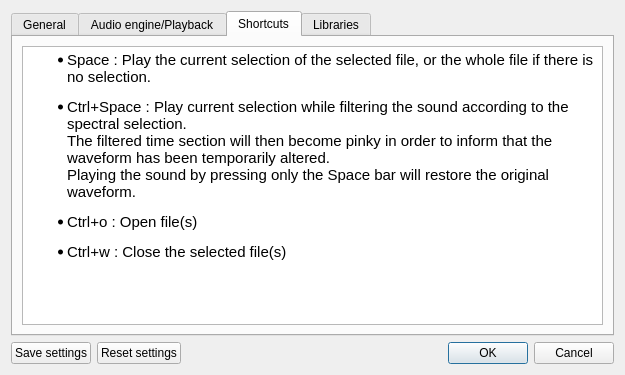
gillesdegottex/dfasma, file src/wdialogsettings.ui: the form before one commit.
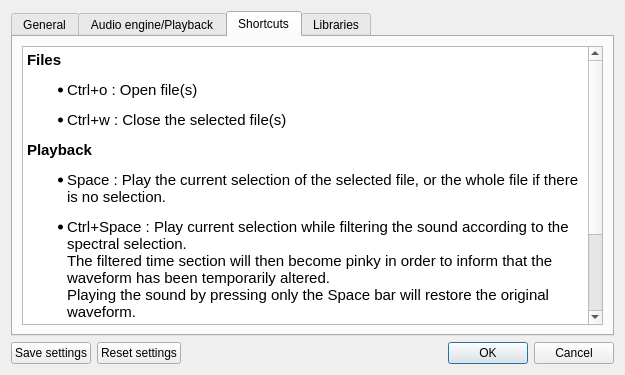
The form after the commit. The open tabs and pages were chosen to show the change.

Commit message: Add selection stretching using control + right click

```diff
--- a/src/wdialogsettings.ui
+++ b/src/wdialogsettings.ui
@@ -217,11 +217,16 @@
 &lt;html&gt;&lt;head&gt;&lt;meta name=&quot;qrichtext&quot; content=&quot;1&quot; /&gt;&lt;style type=&quot;text/css&quot;&gt;
 p, li { white-space: pre-wrap; }
 &lt;/style&gt;&lt;/head&gt;&lt;body style=&quot; font-family:'Ubuntu'; font-size:11pt; font-weight:400; font-style:normal;&quot;&gt;
-&lt;ul style=&quot;margin-top: 0px; margin-bottom: 0px; margin-left: 0px; margin-right: 0px; -qt-list-indent: 1;&quot;&gt;&lt;li style=&quot; margin-top:12px; margin-bottom:12px; margin-left:0px; margin-right:0px; -qt-block-indent:0; text-indent:0px;&quot;&gt;Space : Play the current selection of the selected file, or the whole file if there is no selection.&lt;/li&gt;
-&lt;li style=&quot; margin-top:12px; margin-bottom:12px; margin-left:0px; margin-right:0px; -qt-block-indent:0; text-indent:0px;&quot;&gt;Ctrl+Space : Play current selection while filtering the sound according to the spectral selection.&lt;br /&gt;The filtered time section will then become pinky in order to inform that the waveform has been temporarily altered.&lt;br /&gt;Playing the sound by pressing only the Space bar will restore the original waveform.&lt;/li&gt;
-&lt;li style=&quot; margin-top:12px; margin-bottom:12px; margin-left:0px; margin-right:0px; -qt-block-indent:0; text-indent:0px;&quot;&gt;Ctrl+o : Open file(s)&lt;/li&gt;
+&lt;p style=&quot; margin-top:12px; margin-bottom:12px; margin-left:0px; margin-right:0px; -qt-block-indent:0; text-indent:0px;&quot;&gt;&lt;span style=&quot; font-weight:600;&quot;&gt;Files&lt;/span&gt;&lt;/p&gt;
+&lt;ul style=&quot;margin-top: 0px; margin-bottom: 0px; margin-left: 0px; margin-right: 0px; -qt-list-indent: 1;&quot;&gt;&lt;li style=&quot; margin-top:12px; margin-bottom:12px; margin-left:0px; margin-right:0px; -qt-block-indent:0; text-indent:0px;&quot;&gt;Ctrl+o : Open file(s)&lt;/li&gt;
 &lt;li style=&quot; margin-top:12px; margin-bottom:12px; margin-left:0px; margin-right:0px; -qt-block-indent:0; text-indent:0px;&quot;&gt;Ctrl+w : Close the selected file(s)&lt;/li&gt;&lt;/ul&gt;
-&lt;p style=&quot;-qt-paragraph-type:empty; margin-top:12px; margin-bottom:12px; margin-left:0px; margin-right:0px; -qt-block-indent:1; text-indent:0px;&quot;&gt;&lt;br /&gt;&lt;/p&gt;&lt;/body&gt;&lt;/html&gt;</string>
+&lt;p style=&quot; margin-top:12px; margin-bottom:12px; margin-left:0px; margin-right:0px; -qt-block-indent:0; text-indent:0px;&quot;&gt;&lt;span style=&quot; font-weight:600;&quot;&gt;Playback&lt;/span&gt;&lt;/p&gt;
+&lt;ul style=&quot;margin-top: 0px; margin-bottom: 0px; margin-left: 0px; margin-right: 0px; -qt-list-indent: 1;&quot;&gt;&lt;li style=&quot; margin-top:12px; margin-bottom:12px; margin-left:0px; margin-right:0px; -qt-block-indent:0; text-indent:0px;&quot;&gt;Space : Play the current selection of the selected file, or the whole file if there is no selection.&lt;/li&gt;
+&lt;li style=&quot; margin-top:12px; margin-bottom:12px; margin-left:0px; margin-right:0px; -qt-block-indent:0; text-indent:0px;&quot;&gt;Ctrl+Space : Play current selection while filtering the sound according to the spectral selection.&lt;br /&gt;The filtered time section will then become pinky in order to inform that the waveform has been temporarily altered.&lt;br /&gt;Playing the sound by pressing only the Space bar will restore the original waveform.&lt;/li&gt;&lt;/ul&gt;
+&lt;p style=&quot; margin-top:12px; margin-bottom:12px; margin-left:0px; margin-right:0px; -qt-block-indent:0; text-indent:0px;&quot;&gt;&lt;span style=&quot; font-weight:600;&quot;&gt;Selection&lt;/span&gt;&lt;/p&gt;
+&lt;ul style=&quot;margin-top: 0px; margin-bottom: 0px; margin-left: 0px; margin-right: 0px; -qt-list-indent: 1;&quot;&gt;&lt;li style=&quot; margin-top:12px; margin-bottom:12px; margin-left:0px; margin-right:0px; -qt-block-indent:0; text-indent:0px;&quot;&gt;Ctrl + left-click : Slide the selection along the time axis.&lt;/li&gt;
+&lt;li style=&quot; margin-top:12px; margin-bottom:12px; margin-left:0px; margin-right:0px; -qt-block-indent:0; text-indent:0px;&quot;&gt;Ctrl + right-click : Stretch the selection width from its center.&lt;/li&gt;&lt;/ul&gt;
+&lt;p style=&quot;-qt-paragraph-type:empty; margin-top:12px; margin-bottom:12px; margin-left:0px; margin-right:0px; -qt-block-indent:0; text-indent:0px;&quot;&gt;&lt;br /&gt;&lt;/p&gt;&lt;/body&gt;&lt;/html&gt;</string>
          </property>
         </widget>
        </item>
```
